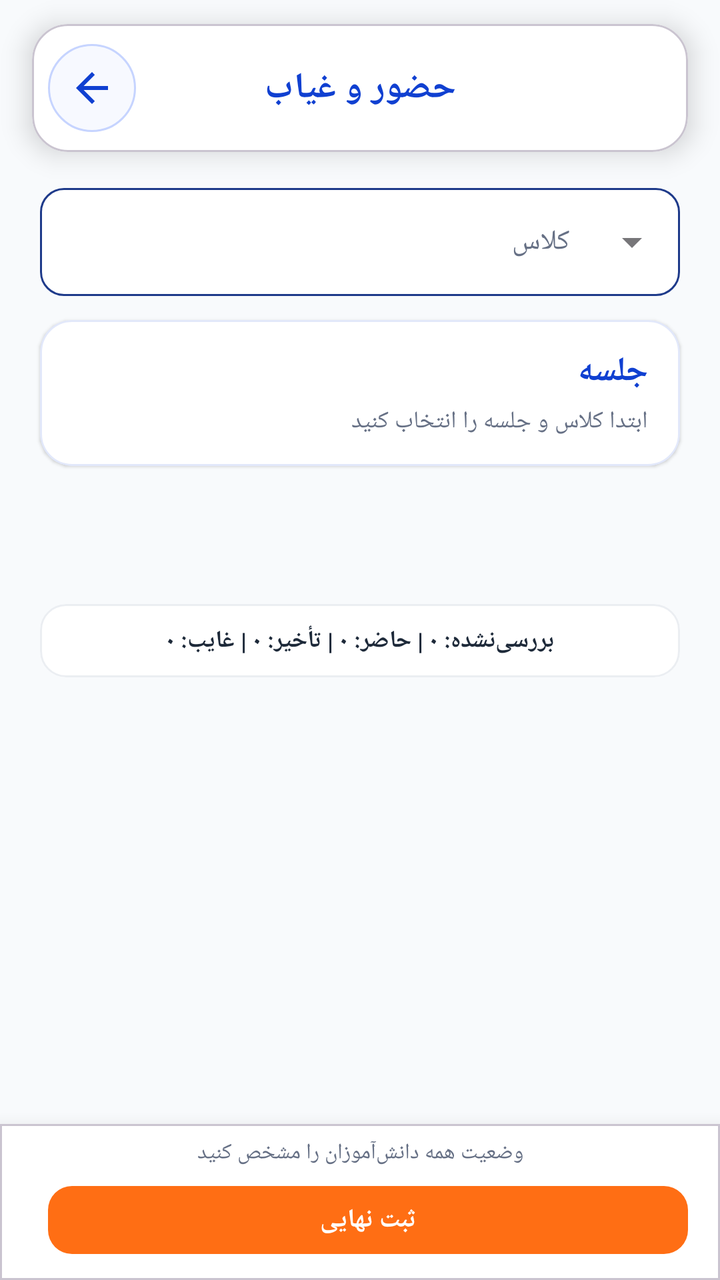
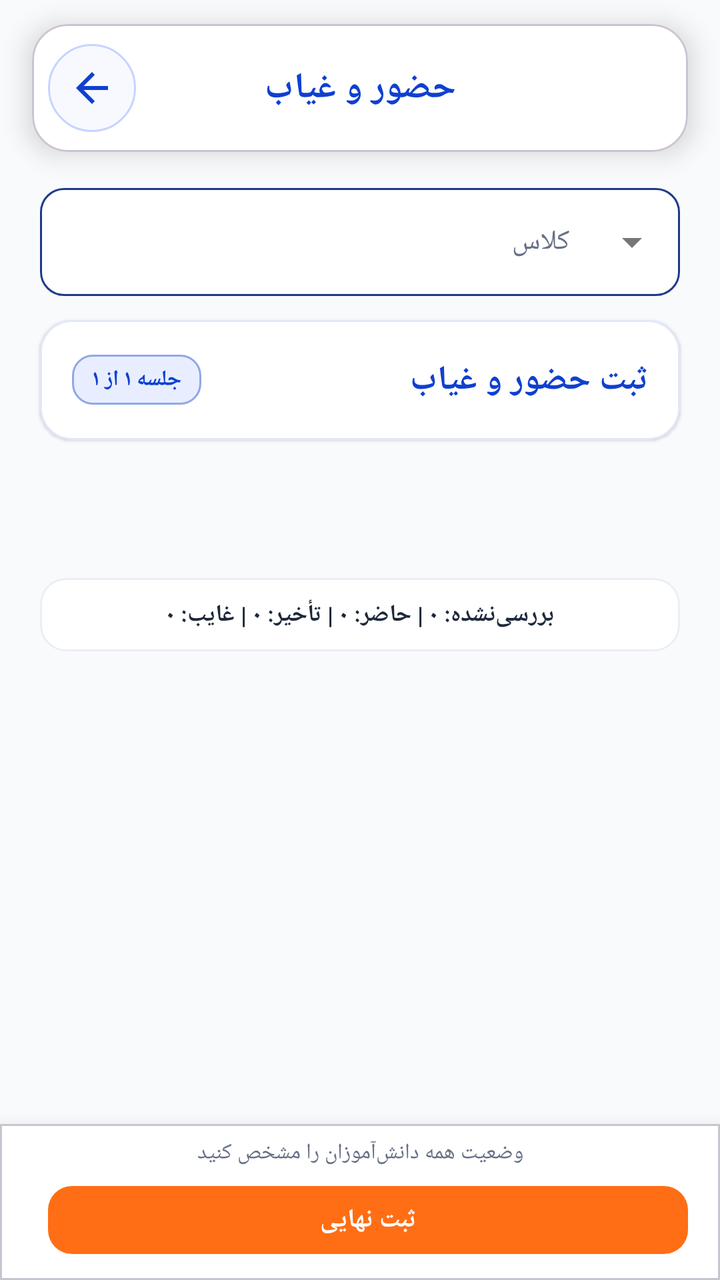

An Android layout rendered at two revisions. The XML below is the earlier revision; the diff shows what the commit changed to produce the second picture.
<!-- AndroidManifest.xml: application theme Theme.BB -->
<!-- res/layout/activity_attendance.xml -->
<?xml version='1.0' encoding='UTF-8'?>
<androidx.constraintlayout.widget.ConstraintLayout xmlns:android="http://schemas.android.com/apk/res/android" xmlns:app="http://schemas.android.com/apk/res-auto" android:layout_width="match_parent" android:layout_height="match_parent" android:background="@drawable/app_global_background" android:layoutDirection="ltr">
  <com.google.android.material.card.MaterialCardView android:id="@+id/topBar" android:layout_width="0dp" android:layout_height="64dp" android:layout_marginStart="16dp" android:layout_marginTop="12dp" android:layout_marginEnd="16dp" app:cardBackgroundColor="@color/card_background" app:cardCornerRadius="18dp" app:cardElevation="8dp" app:layout_constraintEnd_toEndOf="parent" app:layout_constraintStart_toStartOf="parent" app:layout_constraintTop_toTopOf="parent">
    <androidx.constraintlayout.widget.ConstraintLayout android:layout_width="match_parent" android:layout_height="match_parent">
      <ImageView android:id="@+id/btnBack" app:layout_constraintBottom_toBottomOf="parent" app:layout_constraintLeft_toLeftOf="parent" app:layout_constraintTop_toTopOf="parent" style="@style/AppBackButton"/>
      <TextView android:layout_width="wrap_content" android:layout_height="wrap_content" android:text="حضور و غیاب" android:textColor="@color/title_blue" android:textDirection="rtl" android:textSize="18sp" android:textStyle="bold" app:layout_constraintBottom_toBottomOf="parent" app:layout_constraintEnd_toEndOf="parent" app:layout_constraintStart_toStartOf="parent" app:layout_constraintTop_toTopOf="parent"/>
    </androidx.constraintlayout.widget.ConstraintLayout>
  </com.google.android.material.card.MaterialCardView>
  <com.google.android.material.textfield.TextInputLayout android:id="@+id/layoutClassSelector" style="@style/Widget.MaterialComponents.TextInputLayout.OutlinedBox.ExposedDropdownMenu" android:layout_width="0dp" android:layout_height="wrap_content" android:layout_marginStart="20dp" android:layout_marginTop="18dp" android:layout_marginEnd="20dp" app:boxBackgroundColor="@color/card_background" app:boxCornerRadiusBottomEnd="12dp" app:boxCornerRadiusBottomStart="12dp" app:boxCornerRadiusTopEnd="12dp" app:boxCornerRadiusTopStart="12dp" app:boxStrokeColor="@color/box_stroke_selector" app:hintEnabled="false" app:layout_constraintEnd_toEndOf="parent" app:layout_constraintStart_toStartOf="parent" app:layout_constraintTop_toBottomOf="@id/topBar">
    <com.google.android.material.textfield.MaterialAutoCompleteTextView android:id="@+id/spinnerClass" android:layout_width="match_parent" android:layout_height="54dp" android:background="@null" android:gravity="right|center_vertical" android:hint="انتخاب کلاس" android:inputType="none" android:paddingStart="16dp" android:paddingEnd="16dp" android:popupBackground="@color/card_background" android:textColor="@color/main_text" android:textColorHint="@color/sub_text" android:textDirection="firstStrong" android:textSize="14sp"/>
  </com.google.android.material.textfield.TextInputLayout>
  <com.google.android.material.card.MaterialCardView android:id="@+id/cardSessionOverview" android:layout_width="0dp" android:layout_height="wrap_content" android:layout_marginStart="20dp" android:layout_marginTop="12dp" android:layout_marginEnd="20dp" app:cardBackgroundColor="@color/card_background" app:cardCornerRadius="16dp" app:cardElevation="1dp" app:layout_constraintEnd_toEndOf="parent" app:layout_constraintStart_toStartOf="parent" app:layout_constraintTop_toBottomOf="@id/layoutClassSelector" app:strokeColor="#1F1040D1" app:strokeWidth="1dp">
    <LinearLayout android:layout_width="match_parent" android:layout_height="wrap_content" android:layoutDirection="rtl" android:orientation="vertical" android:paddingStart="16dp" android:paddingTop="14dp" android:paddingEnd="16dp" android:paddingBottom="14dp">
      <TextView android:id="@+id/txtSessionTitle" android:layout_width="match_parent" android:layout_height="wrap_content" android:gravity="right" android:text="جلسه" android:textColor="@color/title_blue" android:textDirection="rtl" android:textSize="17sp" android:textStyle="bold"/>
      <TextView android:id="@+id/txtSessionMeta" android:layout_width="match_parent" android:layout_height="wrap_content" android:layout_marginTop="5dp" android:gravity="right" android:lineSpacingExtra="2dp" android:text="ابتدا کلاس و جلسه را انتخاب کنید" android:textColor="@color/sub_text" android:textDirection="rtl" android:textSize="12sp"/>
      <com.google.android.material.button.MaterialButton android:id="@+id/btnAttendanceDate" style="@style/Widget.MaterialComponents.Button.OutlinedButton" android:layout_width="match_parent" android:layout_height="44dp" android:layout_marginTop="11dp" android:gravity="center" android:text="تاریخ برگزاری" android:textAllCaps="false" android:visibility="gone" android:textDirection="rtl" android:textSize="13sp" app:cornerRadius="11dp" app:icon="@android:drawable/ic_menu_my_calendar" app:iconGravity="textStart"/>
    </LinearLayout>
  </com.google.android.material.card.MaterialCardView>
  <HorizontalScrollView android:id="@+id/scrollSessions" android:layout_width="0dp" android:layout_height="54dp" android:layout_marginTop="10dp" android:clipToPadding="false" android:fillViewport="false" android:paddingStart="15dp" android:paddingEnd="15dp" android:scrollbars="none" app:layout_constraintEnd_toEndOf="parent" app:layout_constraintStart_toStartOf="parent" app:layout_constraintTop_toBottomOf="@id/cardSessionOverview">
    <LinearLayout android:id="@+id/containerSessions" android:layout_width="wrap_content" android:layout_height="match_parent" android:gravity="center_vertical" android:orientation="horizontal"/>
  </HorizontalScrollView>
  <com.google.android.material.card.MaterialCardView android:id="@+id/cardLiveStats" android:layout_width="0dp" android:layout_height="wrap_content" android:layout_marginStart="20dp" android:layout_marginTop="5dp" android:layout_marginEnd="20dp" app:cardBackgroundColor="@color/card_background" app:cardCornerRadius="13dp" app:cardElevation="0dp" app:layout_constraintEnd_toEndOf="parent" app:layout_constraintStart_toStartOf="parent" app:layout_constraintTop_toBottomOf="@id/scrollSessions" app:strokeColor="#182B4E78" app:strokeWidth="1dp">
    <TextView android:id="@+id/txtLiveStats" android:layout_width="match_parent" android:layout_height="wrap_content" android:gravity="center" android:paddingStart="12dp" android:paddingTop="10dp" android:paddingEnd="12dp" android:paddingBottom="10dp" android:text="بررسی‌نشده: ۰ | حاضر: ۰ | تأخیر: ۰ | غایب: ۰" android:textColor="@color/main_text" android:textDirection="rtl" android:textSize="12sp" android:textStyle="bold"/>
  </com.google.android.material.card.MaterialCardView>
  <androidx.recyclerview.widget.RecyclerView android:id="@+id/rvAttendance" android:layout_width="0dp" android:layout_height="0dp" android:layout_marginTop="4dp" android:clipToPadding="false" android:paddingTop="6dp" android:paddingBottom="12dp" app:layout_constraintBottom_toTopOf="@id/bottomPanel" app:layout_constraintEnd_toEndOf="parent" app:layout_constraintStart_toStartOf="parent" app:layout_constraintTop_toBottomOf="@id/cardLiveStats"/>
  <TextView android:id="@+id/attendanceEmptyState" android:layout_width="0dp" android:layout_height="wrap_content" android:layout_marginStart="32dp" android:layout_marginEnd="32dp" android:gravity="center" android:lineSpacingExtra="4dp" android:text="در حال دریافت اطلاعات..." android:textColor="@color/sub_text" android:textDirection="rtl" android:textSize="14sp" android:visibility="gone" app:layout_constraintBottom_toTopOf="@id/bottomPanel" app:layout_constraintEnd_toEndOf="parent" app:layout_constraintStart_toStartOf="parent" app:layout_constraintTop_toBottomOf="@id/cardLiveStats"/>
  <com.google.android.material.card.MaterialCardView android:id="@+id/bottomPanel" android:layout_width="0dp" android:layout_height="wrap_content" app:cardBackgroundColor="@color/card_background" app:cardCornerRadius="0dp" app:cardElevation="14dp" app:layout_constraintBottom_toBottomOf="parent" app:layout_constraintEnd_toEndOf="parent" app:layout_constraintStart_toStartOf="parent">
    <LinearLayout android:layout_width="match_parent" android:layout_height="wrap_content" android:orientation="vertical" android:paddingStart="16dp" android:paddingTop="7dp" android:paddingEnd="16dp" android:paddingBottom="9dp">
      <TextView android:id="@+id/txtMarkingHint" android:layout_width="match_parent" android:layout_height="wrap_content" android:gravity="center" android:maxLines="2" android:text="وضعیت همه دانش‌آموزان را مشخص کنید" android:textColor="@color/sub_text" android:textDirection="rtl" android:textSize="11sp"/>
      <LinearLayout android:layout_width="match_parent" android:layout_height="wrap_content" android:layout_marginTop="5dp" android:gravity="center_vertical" android:orientation="horizontal">
        <com.google.android.material.button.MaterialButton android:id="@+id/btnExportAttendance" style="@style/Widget.MaterialComponents.Button.OutlinedButton" android:layout_width="wrap_content" android:layout_height="40dp" android:minWidth="48dp" android:paddingStart="10dp" android:paddingEnd="10dp" android:text="اکسل" android:textAllCaps="false" android:textColor="@color/title_blue" android:textDirection="rtl" android:textSize="12sp" android:visibility="gone" app:cornerRadius="12dp" app:icon="@android:drawable/ic_menu_save" app:iconGravity="textStart" app:iconPadding="5dp" app:iconSize="17dp" app:iconTint="@color/title_blue" app:strokeColor="@color/title_blue" app:strokeWidth="1dp"/>
        <Space android:layout_width="8dp" android:layout_height="1dp"/>
        <com.google.android.material.button.MaterialButton android:id="@+id/btnSaveAttendance" android:layout_width="0dp" android:layout_height="42dp" android:layout_weight="1" android:enabled="false" android:text="ثبت نهایی" android:textAllCaps="false" android:textColor="@color/white" android:textDirection="rtl" android:textSize="13sp" android:textStyle="bold" app:backgroundTint="@color/brand_orange" app:cornerRadius="12dp"/>
      </LinearLayout>
    </LinearLayout>
  </com.google.android.material.card.MaterialCardView>
  <com.google.android.material.progressindicator.CircularProgressIndicator android:id="@+id/progressAttendance" android:layout_width="48dp" android:layout_height="48dp" android:visibility="gone" app:indicatorColor="@color/brand_orange" app:layout_constraintBottom_toBottomOf="parent" app:layout_constraintEnd_toEndOf="parent" app:layout_constraintStart_toStartOf="parent" app:layout_constraintTop_toTopOf="parent" app:trackColor="#22FF6E14"/>
</androidx.constraintlayout.widget.ConstraintLayout>
<!-- resources referenced by this layout -->
<resources>
  <color name="brand_orange">#FF6E14</color>
  <color name="card_background">#FFFFFF</color>
  <color name="main_text">#1D2939</color>
  <color name="sub_text">#667085</color>
  <color name="title_blue">#1040D1</color>
  <color name="white">#FFFFFFFF</color>
  <!-- drawable app_global_background (drawable) -->
  <?xml version="1.0" encoding="utf-8"?>
  <layer-list xmlns:android="http://schemas.android.com/apk/res/android">
      <item>
          <shape android:shape="rectangle">
              <solid android:color="#F8FAFC" />
          </shape>
      </item>
  </layer-list>
  <style name="AppBackButton">
      <item name="android:layout_width">44dp</item>
      <item name="android:layout_height">44dp</item>
      <item name="android:background">@drawable/bg_app_back_button</item>
      <item name="android:src">@drawable/ic_arrow_back_left</item>
      <item name="android:tint">@color/title_blue</item>
      <item name="android:padding">10dp</item>
      <item name="android:scaleType">centerInside</item>
      <item name="android:contentDescription">@string/action_back</item>
      <item name="android:clickable">true</item>
      <item name="android:focusable">true</item>
      <item name="android:layoutDirection">ltr</item>
      <item name="android:layout_marginLeft">8dp</item>
    </style>
  <style name="Theme.BB" parent="Base.Theme.BB" />
  <!-- drawable ic_arrow_back_left (drawable) -->
  <vector xmlns:android="http://schemas.android.com/apk/res/android"
      android:width="24dp"
      android:height="24dp"
      android:viewportWidth="24"
      android:viewportHeight="24">
      <path
          android:fillColor="@android:color/white"
          android:pathData="M20,11H7.83l5.59,-5.59L12,4l-8,8 8,8 1.41,-1.41L7.83,13H20z" />
  </vector>
  <string name="action_back">بازگشت</string>
  <style name="Base.Theme.BB" parent="Theme.Material3.DayNight.NoActionBar">
          <item name="android:windowBackground">@drawable/app_global_background</item>
  
          <item name="android:windowTranslucentStatus">false</item>
          <item name="android:windowDrawsSystemBarBackgrounds">true</item>
          <item name="android:statusBarColor">@android:color/transparent</item>
          <item name="android:navigationBarColor">@android:color/transparent</item>
  
          <item name="materialAlertDialogTheme">@style/ThemeOverlay.BB.MaterialAlertDialog</item>
  
          <item name="android:windowLightStatusBar">true</item>
      </style>
  <color name="back_button_pressed">#E8EEFF</color>
  <color name="back_button_background">#F7F9FF</color>
  <color name="back_button_stroke">#C6D4FF</color>
  <style name="ThemeOverlay.BB.MaterialAlertDialog" parent="ThemeOverlay.Material3.MaterialAlertDialog">
          <item name="colorSurface">@color/card_background</item>
          <item name="colorOnSurface">@color/main_text</item>
          <item name="colorPrimary">@color/title_blue</item>
          <item name="shapeAppearanceOverlay">@style/ShapeAppearance.BB.AlertDialog</item>
      </style>
  <style name="ShapeAppearance.BB.AlertDialog" parent="ShapeAppearance.MaterialComponents.MediumComponent">
          <item name="cornerSize">22dp</item>
      </style>
  <!-- unchanged entries left out for length: 1 -->
</resources>

<!-- the commit's change to res/layout/activity_attendance.xml (unified diff, before → after) -->
@@ -1,4 +1,3 @@
-<?xml version='1.0' encoding='UTF-8'?>
 <androidx.constraintlayout.widget.ConstraintLayout xmlns:android="http://schemas.android.com/apk/res/android" xmlns:app="http://schemas.android.com/apk/res-auto" android:layout_width="match_parent" android:layout_height="match_parent" android:background="@drawable/app_global_background" android:layoutDirection="ltr">
   <com.google.android.material.card.MaterialCardView android:id="@+id/topBar" android:layout_width="0dp" android:layout_height="64dp" android:layout_marginStart="16dp" android:layout_marginTop="12dp" android:layout_marginEnd="16dp" app:cardBackgroundColor="@color/card_background" app:cardCornerRadius="18dp" app:cardElevation="8dp" app:layout_constraintEnd_toEndOf="parent" app:layout_constraintStart_toStartOf="parent" app:layout_constraintTop_toTopOf="parent">
     <androidx.constraintlayout.widget.ConstraintLayout android:layout_width="match_parent" android:layout_height="match_parent">
@@ -11,8 +10,11 @@
   </com.google.android.material.textfield.TextInputLayout>
   <com.google.android.material.card.MaterialCardView android:id="@+id/cardSessionOverview" android:layout_width="0dp" android:layout_height="wrap_content" android:layout_marginStart="20dp" android:layout_marginTop="12dp" android:layout_marginEnd="20dp" app:cardBackgroundColor="@color/card_background" app:cardCornerRadius="16dp" app:cardElevation="1dp" app:layout_constraintEnd_toEndOf="parent" app:layout_constraintStart_toStartOf="parent" app:layout_constraintTop_toBottomOf="@id/layoutClassSelector" app:strokeColor="#1F1040D1" app:strokeWidth="1dp">
     <LinearLayout android:layout_width="match_parent" android:layout_height="wrap_content" android:layoutDirection="rtl" android:orientation="vertical" android:paddingStart="16dp" android:paddingTop="14dp" android:paddingEnd="16dp" android:paddingBottom="14dp">
-      <TextView android:id="@+id/txtSessionTitle" android:layout_width="match_parent" android:layout_height="wrap_content" android:gravity="right" android:text="جلسه" android:textColor="@color/title_blue" android:textDirection="rtl" android:textSize="17sp" android:textStyle="bold"/>
-      <TextView android:id="@+id/txtSessionMeta" android:layout_width="match_parent" android:layout_height="wrap_content" android:layout_marginTop="5dp" android:gravity="right" android:lineSpacingExtra="2dp" android:text="ابتدا کلاس و جلسه را انتخاب کنید" android:textColor="@color/sub_text" android:textDirection="rtl" android:textSize="12sp"/>
+      <FrameLayout android:layout_width="match_parent" android:layout_height="wrap_content" android:minHeight="32dp">
+        <TextView android:id="@+id/txtSessionTitle" android:layout_width="wrap_content" android:layout_height="wrap_content" android:layout_gravity="right|center_vertical" android:gravity="right" android:text="ثبت حضور و غیاب" android:textColor="@color/title_blue" android:textDirection="rtl" android:textSize="17sp" android:textStyle="bold"/>
+        <TextView android:id="@+id/txtSessionCounter" android:layout_width="wrap_content" android:layout_height="wrap_content" android:layout_gravity="left|center_vertical" android:background="@drawable/bg_unified_info_badge" android:gravity="center" android:paddingStart="10dp" android:paddingTop="5dp" android:paddingEnd="10dp" android:paddingBottom="5dp" android:text="جلسه ۱ از ۱" android:textColor="@color/title_blue" android:textDirection="rtl" android:textSize="11sp" android:textStyle="bold"/>
+      </FrameLayout>
+      <TextView android:id="@+id/txtSessionMeta" android:layout_width="match_parent" android:layout_height="wrap_content" android:layout_marginTop="6dp" android:gravity="right" android:lineSpacingExtra="2dp" android:text="" android:textColor="@color/sub_text" android:textDirection="rtl" android:textSize="12sp" android:visibility="gone"/>
       <com.google.android.material.button.MaterialButton android:id="@+id/btnAttendanceDate" style="@style/Widget.MaterialComponents.Button.OutlinedButton" android:layout_width="match_parent" android:layout_height="44dp" android:layout_marginTop="11dp" android:gravity="center" android:text="تاریخ برگزاری" android:textAllCaps="false" android:visibility="gone" android:textDirection="rtl" android:textSize="13sp" app:cornerRadius="11dp" app:icon="@android:drawable/ic_menu_my_calendar" app:iconGravity="textStart"/>
     </LinearLayout>
   </com.google.android.material.card.MaterialCardView>
<!-- resource entries referenced after the edit -->
@@ -15,6 +15,9 @@
           </shape>
       </item>
   </layer-list>
+  <!-- drawable bg_unified_info_badge (drawable) -->
+  <?xml version="1.0" encoding="utf-8"?>
+  <shape xmlns:android="http://schemas.android.com/apk/res/android"><solid android:color="@color/unified_info_bg"/><stroke android:width="1dp" android:color="@color/unified_info_border"/><corners android:radius="10dp"/><padding android:left="10dp" android:right="10dp" android:top="4dp" android:bottom="4dp"/></shape>
   <style name="AppBackButton">
       <item name="android:layout_width">44dp</item>
       <item name="android:layout_height">44dp</item>
@@ -30,6 +33,8 @@
       <item name="android:layout_marginLeft">8dp</item>
     </style>
   <style name="Theme.BB" parent="Base.Theme.BB" />
+  <color name="unified_info_bg">#E8EEFF</color>
+  <color name="unified_info_border">#91A7E6</color>
   <!-- drawable ic_arrow_back_left (drawable) -->
   <vector xmlns:android="http://schemas.android.com/apk/res/android"
       android:width="24dp"
